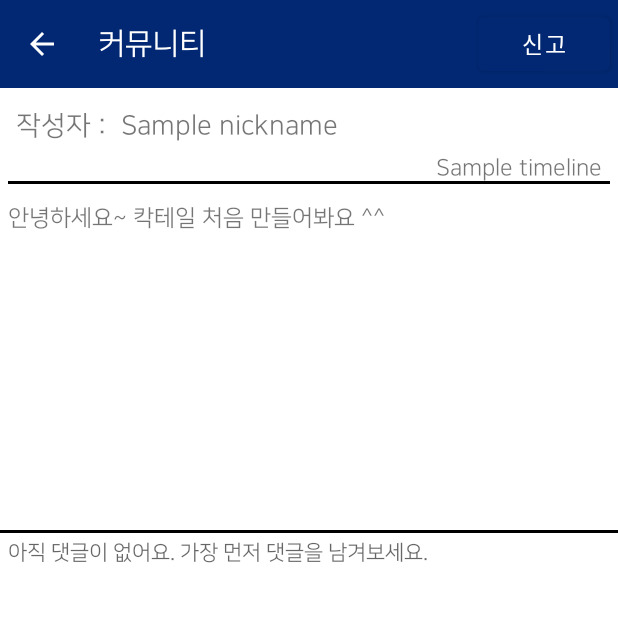
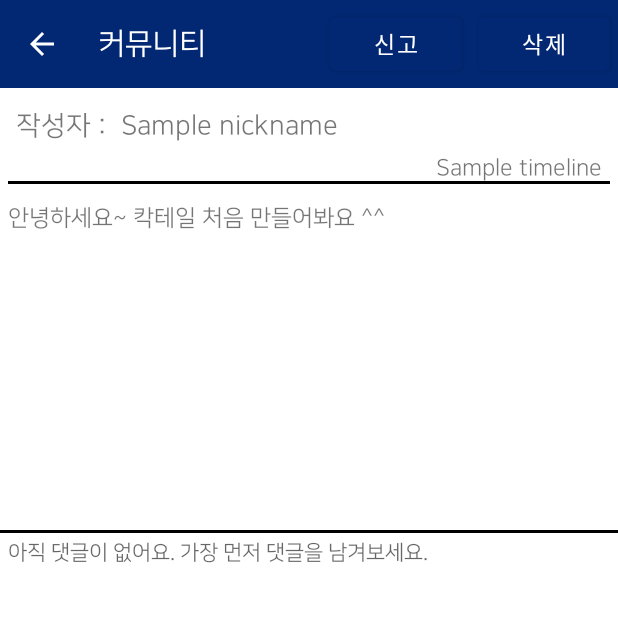
Before and after one commit to WiFros/Alcoholic, an Android app: the Community_post screen opened directly, with no data from a screen before it, on a phone screen of 412 x 824 dp, the top half of it. Run offline under Robolectric (Android 15) with nearby library versions, the phone set to English and light mode, and no system bars; our stand-ins replace Firebase (no records; nobody signed in at launch, a user with empty details on screens opened directly); 1 statement that could not run was skipped.

Commit message:
Add details
button 2개 추가
개발자 정보 페이지 수정

```diff
--- a/Alcoholics/app/src/main/java/com/hanul/alcoholic/RecipeList.java
+++ b/Alcoholics/app/src/main/java/com/hanul/alcoholic/RecipeList.java
@@ -63,7 +63,7 @@ public class RecipeList extends Fragment{
         nameSearchBtn.setOnClickListener(new View.OnClickListener()
         {
             public void onClick(View v) {
-                Toast.makeText(getContext(), "Read all Recipe", Toast.LENGTH_SHORT).show();
+                //Toast.makeText(getContext(), "Read all Recipe", Toast.LENGTH_SHORT).show();
                 Intent intent = new Intent(getActivity(),API_Search_Name.class);
                 startActivity(intent);
             }
@@ -75,7 +75,7 @@ public class RecipeList extends Fragment{
         ingredientSearchBtn.setOnClickListener(new View.OnClickListener()
         {
             public void onClick(View v) {
-                Toast.makeText(getContext(), "Read all Recipe", Toast.LENGTH_SHORT).show();
+                //Toast.makeText(getContext(), "Read all Recipe", Toast.LENGTH_SHORT).show();
                 Intent intent = new Intent(getActivity(),API_Search_Ingredient.class);
                 startActivity(intent);
             }
--- a/Alcoholics/app/src/main/res/drawable/background_info.xml
+++ b/Alcoholics/app/src/main/res/drawable/background_info.xml
@@ -3,10 +3,10 @@
     android:shape="rectangle">
   <stroke
       android:width="1dp"
-      android:color="#80465061"/>
+      android:color="#80CBDEFF"/>
   <corners android:radius="10dp" />
   <solid
-      android:color="#80465061"/>
+      android:color="#80D6E4FB"/>
 
 
 </shape>
--- a/Alcoholics/app/src/main/res/layout/fragment_community_post.xml
+++ b/Alcoholics/app/src/main/res/layout/fragment_community_post.xml
@@ -41,6 +41,17 @@
                 android:textSize="20sp" />
 
             <Button
+                android:id="@+id/btn_delete"
+                android:layout_width="wrap_content"
+                android:layout_height="wrap_content"
+                android:layout_gravity="right"
+                android:layout_margin="5dp"
+                android:padding="3dp"
+                android:text="삭제"
+                android:textColor="@color/white"
+                android:textSize="15sp"/>
+
+            <Button
                 android:id="@+id/btn_report"
                 android:layout_width="wrap_content"
                 android:layout_height="wrap_content"
@@ -49,9 +60,9 @@
                 android:padding="3dp"
                 android:text="신고"
                 android:textColor="@color/white"
-                android:textSize="15sp">
+                android:textSize="15sp"/>
 
-            </Button>
+
 
 
         </androidx.appcompat.widget.Toolbar>
```
Also changed, not shown: Alcoholics/app/src/main/res/layout/activity_login.xml (+9 -0 lines), Alcoholics/app/src/main/res/layout/fragment_home.xml (+12 -69 lines), Alcoholics/app/src/main/res/layout/recycle_comment_item.xml (+12 -0 lines), Alcoholics/app/src/main/res/drawable/bg_screen.jpg (added), 1 other file.
